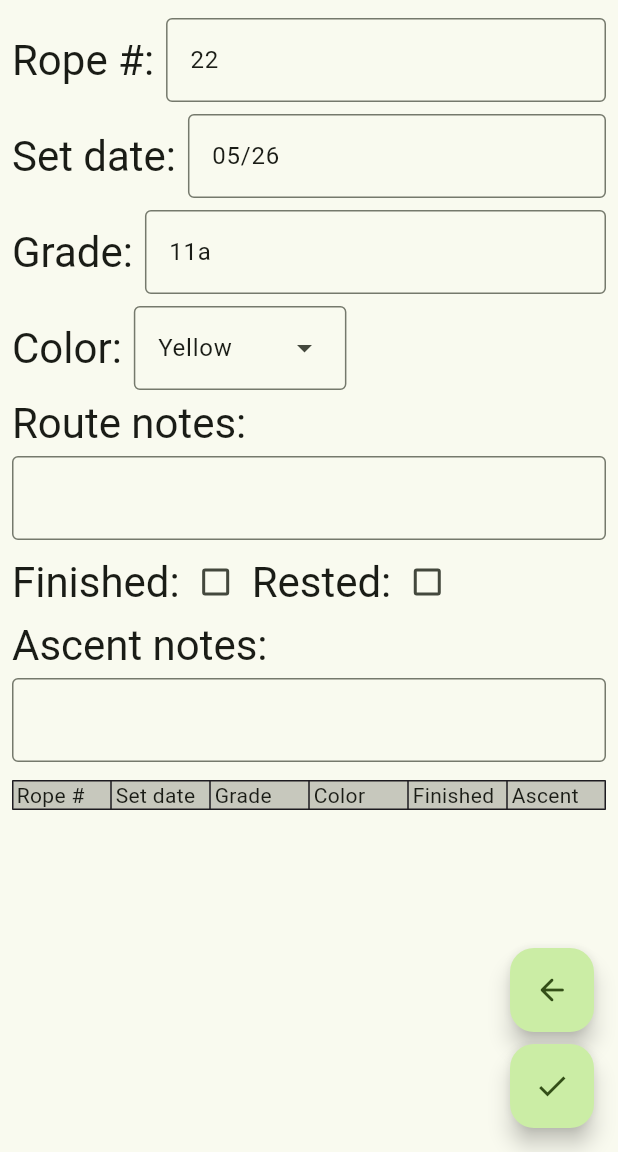
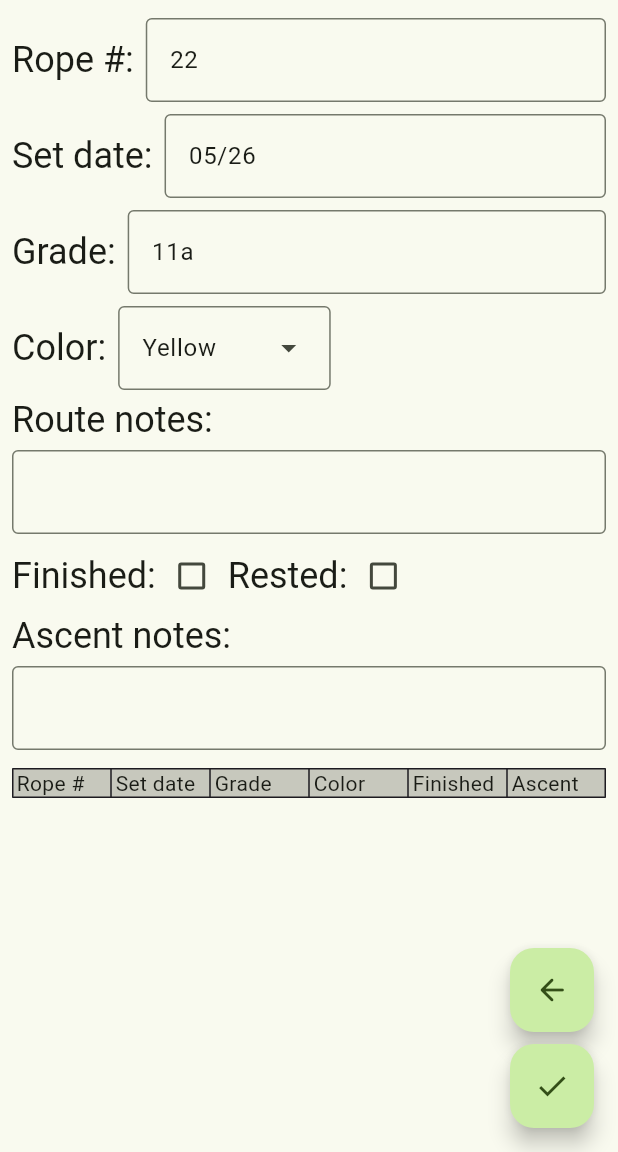
Before and after one commit to WalterStager/climbing_notes, a Flutter app: the AddRoutePage screen opened directly with sample values from the repository, in the side drawer, after a tap on the "check" icon, on a phone screen of 412 x 824 dp, the part 84-1236 px from its top. Run offline on Flutter 3.47's test engine with Material 3 defaults, Android fonts, the phone set to English and light mode, and no system bars; our stand-ins replace loading_animation_widget, package_info_plus, page_transition, sqflite, sqflite_common_ffi; accounts and stored records are empty.

Commit message:
Make dateformat configurable Fix route data from search to new

```diff
--- a/lib/add_ascent.dart
+++ b/lib/add_ascent.dart
@@ -54,7 +54,7 @@ class _AddAscentPageState extends State<AddAscentPage> with RouteAware {
   TableRow buildAscentsTableRow(DBAscent data) {
     return TableRow(
       children: [
-        buildAscentsTableCell(Text(timeDisplayFromTimestamp(data.date)), null),
+        buildAscentsTableCell(Text(timeDisplayFromTimestamp(AppServices.of(context).settings.dateFormat, data.date)), null),
         buildAscentsTableCell(
             Icon(intToBool(data.finished) ?? false ? Icons.check : Icons.close),
             null),
@@ -129,7 +129,7 @@ class _AddAscentPageState extends State<AddAscentPage> with RouteAware {
                 ),
                 InputRow(
                   "Set date:",
-                  initialValue: timeDisplayFromTimestamp(route.date),
+                  initialValue: timeDisplayFromTimestamp(AppServices.of(context).settings.dateFormat, route.date),
                   locked: true,
                 ),
                 InputRow(
--- a/lib/add_route.dart
+++ b/lib/add_route.dart
@@ -52,7 +52,7 @@ class _AddRoutePageState extends State<AddRoutePage> with RouteAware {
   }
 
   void updateTableData() async {
-    List<DBRoute>? r1 = await AppServices.of(context).dbs.queryRoutes(route);
+    List<DBRoute>? r1 = await AppServices.of(context).dbs.queryRoutes(AppServices.of(context).settings.dateFormat, route);
     setState(() {
       matchingRoutes = r1;
     });
@@ -91,7 +91,7 @@ class _AddRoutePageState extends State<AddRoutePage> with RouteAware {
       children: [
         buildRoutesTableCell(
             Text(data.rope.toString()), (context) => AscentsPage(route: data)),
-        buildRoutesTableCell(Text(timeDisplayFromTimestamp(data.date)),
+        buildRoutesTableCell(Text(timeDisplayFromTimestamp(AppServices.of(context).settings.dateFormat, data.date)),
             (context) => AscentsPage(route: data)),
         buildRoutesTableCell(
             Text(RouteGrade.fromDBValues(data.grade_num, data.grade_let)
@@ -195,9 +195,14 @@ class _AddRoutePageState extends State<AddRoutePage> with RouteAware {
       errorPopup("Date is not set.");
       return;
     }
-    likelySetDate = likelyTimeFromTimeDisplay(canBePromoted);
+    likelySetDate = likelyTimeFromTimeDisplay(AppServices.of(context).settings.dateFormat, canBePromoted);
     if (likelySetDate == null) {
       errorPopup("Invalid date.");
+      return;
+    }
+
+    if (likelySetDate.isAfter(DateTime.now())) {
+      errorPopup("Date cannot be in the future.");
       return;
     }
 
--- a/lib/ascents.dart
+++ b/lib/ascents.dart
@@ -55,7 +55,7 @@ class _AscentsPageState extends State<AscentsPage> with RouteAware {
   TableRow buildAscentsTableRow(DBAscent data) {
     return TableRow(
       children: [
-        buildAscentsTableCell(Text(timeDisplayFromTimestamp(data.date)), null),
+        buildAscentsTableCell(Text(timeDisplayFromTimestamp(AppServices.of(context).settings.dateFormat, data.date)), null),
         buildAscentsTableCell(
             Icon(intToBool(data.finished) ?? false ? Icons.check : Icons.close),
             null),
@@ -115,7 +115,7 @@ class _AscentsPageState extends State<AscentsPage> with RouteAware {
                 ),
                 InputRow(
                   "Set date:",
-                  initialValue: timeDisplayFromTimestamp(route.date),
+                  initialValue: timeDisplayFromTimestamp(AppServices.of(context).settings.dateFormat, route.date),
                   locked: true,
                 ),
                 InputRow(
--- a/lib/builders.dart
+++ b/lib/builders.dart
@@ -173,7 +173,7 @@ class DropdownRow extends StatelessWidget {
         children: [
           Text(
             "Color:",
-            style: Theme.of(context).textTheme.headlineMedium,
+            style: Theme.of(context).textTheme.headlineSmall,
           ),
           Padding(
             padding: inputBoxPadding,
@@ -253,7 +253,7 @@ class InputRowState extends State<StatefulWidget> {
         children: [
           Text(
             label,
-            style: Theme.of(context).textTheme.headlineMedium,
+            style: Theme.of(context).textTheme.headlineSmall,
           ),
           Expanded(
             child: Padding(
@@ -292,7 +292,7 @@ class ClimbingNotesLabel extends StatelessWidget {
         children: [
           Text(
             text,
-            style: Theme.of(context).textTheme.headlineMedium,
+            style: Theme.of(context).textTheme.headlineSmall,
           ),
         ],
       ),
@@ -358,12 +358,12 @@ class CheckboxRow extends StatelessWidget {
         children: [
           Text(
             label1,
-            style: Theme.of(context).textTheme.headlineMedium,
+            style: Theme.of(context).textTheme.headlineSmall,
           ),
           Checkbox(value: initialValue1, onChanged: onChanged1),
           Text(
             label2,
-            style: Theme.of(context).textTheme.headlineMedium,
+            style: Theme.of(context).textTheme.headlineSmall,
           ),
           Checkbox(value: initialValue2, onChanged: onChanged2),
         ],
--- a/lib/database.dart
+++ b/lib/database.dart
@@ -89,7 +89,7 @@ class DatabaseService {
     return await db?.rawQuery(q, routeIds);
   }
 
-  Future<List<DBRoute>?> queryRoutes(DBRoute routeInfo) async {
+  Future<List<DBRoute>?> queryRoutes(SmallDateFormat format, DBRoute routeInfo) async {
     checkDB();
     List<String> queryElements = List<String>.empty(growable: true);
     List<Object?> queryParameters = List<Object>.empty(growable: true);
@@ -100,7 +100,7 @@ class DatabaseService {
       DateTime? likelySetDate;
       String? canBePromoted = routeInfo.date;
       if (canBePromoted != null) {
-        likelySetDate = likelyTimeFromTimeDisplay(canBePromoted);
+        likelySetDate = likelyTimeFromTimeDisplay(format, canBePromoted);
         if (likelySetDate != null) {
             queryOrderClause = "abs(julianday(date) - julianday('${likelySetDate.toUtc().toIso8601String()}'))";
         }
--- a/lib/main.dart
+++ b/lib/main.dart
@@ -1,6 +1,7 @@
 // ignore: unused_import
 import 'dart:developer';
 import 'dart:io';
+import 'package:climbing_notes/data_structures.dart';
 import 'package:climbing_notes/database.dart';
 import 'package:flutter/material.dart';
 import 'package:loading_animation_widget/loading_animation_widget.dart';
@@ -108,6 +109,7 @@ class AppServices extends InheritedWidget {
 
   final DatabaseService dbs = DatabaseService();
   final RouteObserver<ModalRoute<void>> robs = RouteObserver<ModalRoute<void>>();
+  final AppSettings settings = AppSettings();
 
   @override
   bool updateShouldNotify(AppServices oldWidget) {
@@ -124,3 +126,8 @@ class AppServices extends InheritedWidget {
     return as!;
   }
 }
+
+
+class AppSettings {
+  SmallDateFormat dateFormat = SmallDateFormat.mmdd;
+}
--- a/lib/routes.dart
+++ b/lib/routes.dart
@@ -46,7 +46,7 @@ class _RoutesPageState extends State<RoutesPage> with RouteAware {
   }
 
   void updateTableData() async {
-    List<DBRoute>? r = await AppServices.of(context).dbs.queryRoutes(queryInfo);
+    List<DBRoute>? r = await AppServices.of(context).dbs.queryRoutes(AppServices.of(context).settings.dateFormat, queryInfo);
 
     setState(() {
       matchingRoutes = r;
@@ -86,7 +86,7 @@ class _RoutesPageState extends State<RoutesPage> with RouteAware {
       children: [
         buildRoutesTableCell(
             Text(data.rope.toString()), (context) => AscentsPage(route: data)),
-        buildRoutesTableCell(Text(timeDisplayFromTimestamp(data.date)),
+        buildRoutesTableCell(Text(timeDisplayFromTimestamp(AppServices.of(context).settings.dateFormat, data.date)),
             (context) => AscentsPage(route: data)),
         buildRoutesTableCell(
             Text(RouteGrade.fromDBValues(data.grade_num, data.grade_let)
@@ -212,13 +212,13 @@ class _RoutesPageState extends State<RoutesPage> with RouteAware {
         child: Column(
           mainAxisAlignment: MainAxisAlignment.end,
           children: <Widget>[
-            // FloatingActionButton(
-            //   heroTag: "clearFloatBtn",
-            //   onPressed: () => (queryInfo = DBRoute("", "", "", null, null, null, null, null, null)),
-            //   tooltip: 'Clear',
-            //   child: const Icon(Icons.clear),
-            // ),
-            // const SizedBox(height: 8),
+            FloatingActionButton(
+              heroTag: "clearFloatBtn",
+              onPressed: () => (queryInfo = DBRoute("", "", "", null, null, null, null, null, null)),
+              tooltip: 'Clear',
+              child: const Icon(Icons.clear),
+            ),
+            const SizedBox(height: 8),
             FloatingActionButton(
               heroTag: "addFloatBtn",
               onPressed: () => (
@@ -227,7 +227,7 @@ class _RoutesPageState extends State<RoutesPage> with RouteAware {
                   PageTransition(
                     duration: const Duration(milliseconds: 500),
                     type: PageTransitionType.leftToRight,
-                    child: AddRoutePage(providedRoute: queryInfo),
+                    child: AddRoutePage(providedRoute: DBRoute.of(queryInfo)),
                   ),
                 ),
               ),
--- a/lib/utility.dart
+++ b/lib/utility.dart
@@ -1,16 +1,16 @@
 // ignore: unused_import
 import 'dart:developer';
+import 'package:climbing_notes/data_structures.dart';
 import 'package:intl/intl.dart';
 
 RegExp gradeExp = RegExp(r'^5?\.?(?<num>\d{1,2})?(?<let>[a-d])?$');
-RegExp dateExp = RegExp(r'^(?<day>\d{1,2})[^\w]?(?<month>\d{1,2})?$');
+RegExp dateExp = RegExp(r'^(?<g1>\d{1,2})[^\w]?(?<g2>\d{1,2})?$');
 
 // returns null if input is null or its not a valid int
 int? stringToInt(String? s) {
   if (s == null) {
     return null;
-  }
-  else {
+  } else {
     return int.tryParse(s);
   }
 }
@@ -37,17 +37,20 @@ DateTime timeFromTimestamp(String s) {
   return DateTime.parse(s);
 }
 
-String timeDisplayFromTimestamp(String? s) {
+String timeDisplayFromTimestamp(SmallDateFormat format, String? s) {
   if (s == null) {
     return "";
   }
-  return DateFormat("dd-MM").format(DateTime.parse(s));
+  if (format == SmallDateFormat.ddmm) {
+    return DateFormat("dd-MM").format(DateTime.parse(s));
+  } else {
+    return DateFormat("MM-dd").format(DateTime.parse(s));
+  }
 }
-
 
 // parses a date like dd/mm into the nearest full datetime (in the past)
 // for ease of use this will also return a datetime if s is already an Iso8601 UTC String
-DateTime? likelyTimeFromTimeDisplay(String s) {
+DateTime? likelyTimeFromTimeDisplay(SmallDateFormat format, String s) {
   DateTime? parsed = DateTime.tryParse(s);
   if (parsed != null && parsed.isUtc) {
     return parsed;
@@ -59,18 +62,23 @@ DateTime? likelyTimeFromTimeDisplay(String s) {
   }
 
   DateTime now = DateTime.now();
-  if (match.namedGroup("day") != null && match.namedGroup("month") != null) {
-    String month = "${match.namedGroup("month")}".padLeft(2, '0');
-    String day = "${match.namedGroup("day")}".padLeft(2, '0');
-    DateTime earlyGuess = DateTime.parse("${now.year}-$month-$day");
-    DateTime lateGuess = DateTime.parse("${now.year-1}-$month-$day");
-    int earlyGuessDiff = now.difference(earlyGuess).abs().inMinutes;
-    int lateGuessDiff = now.difference(lateGuess).abs().inMinutes;
+  if (match.namedGroup("g1") != null && match.namedGroup("g2") != null) {
+    String g1 = "${match.namedGroup("g1")}".padLeft(2, '0'),
+        g2 = "${match.namedGroup("g2")}".padLeft(2, '0');
+    DateTime earlyGuess, lateGuess;
+    if (format == SmallDateFormat.ddmm) {
+      earlyGuess = DateTime.parse("${now.year}-$g2-$g1");
+      lateGuess = DateTime.parse("${now.year - 1}-$g2-$g1");
+    } else {
+      earlyGuess = DateTime.parse("${now.year}-$g1-$g2");
+      lateGuess = DateTime.parse("${now.year - 1}-$g1-$g2");
+    }
+    int earlyGuessDiff = now.difference(earlyGuess).abs().inMinutes,
+        lateGuessDiff = now.difference(lateGuess).abs().inMinutes;
 
     if (earlyGuessDiff < lateGuessDiff) {
       return earlyGuess;
-    }
-    else {
+    } else {
       return lateGuess;
     }
   }
```
Also changed, not shown: lib/data_structures.dart (+19 -0 lines).
